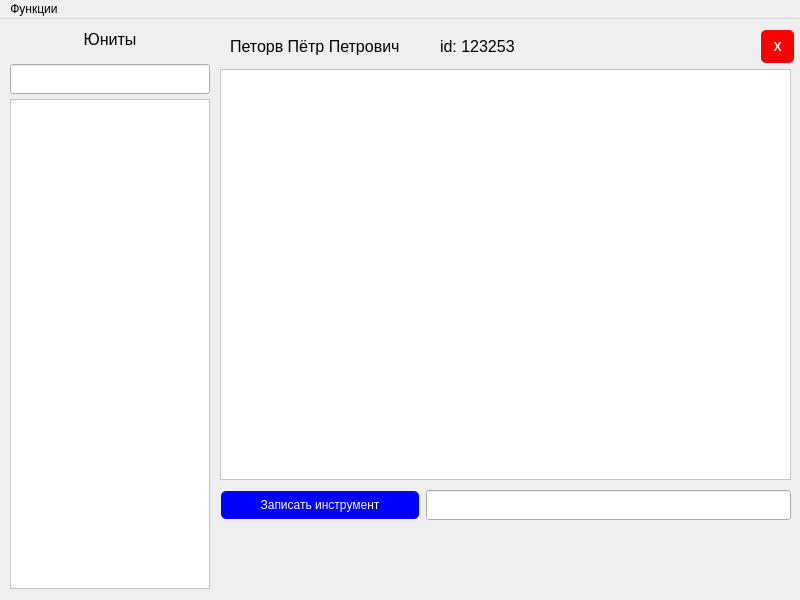
Old version of the form windowworkers.ui in the repository Georgiy-git/ToolBox.
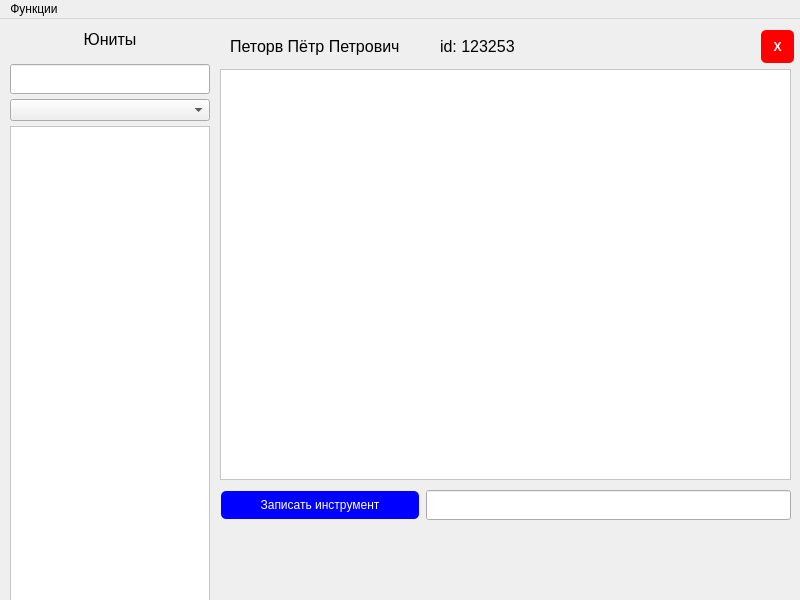
New version of the form.

```diff
--- a/windowworkers.ui
+++ b/windowworkers.ui
@@ -74,7 +74,7 @@
       <x>10</x>
       <y>0</y>
       <width>202</width>
-      <height>572</height>
+      <height>607</height>
      </rect>
     </property>
     <layout class="QVBoxLayout" name="verticalLayout">
@@ -133,6 +133,9 @@
        </property>
       </widget>
      </item>
+     <item>
+      <widget class="QComboBox" name="comboBox"/>
+     </item>
      <item>
       <widget class="QScrollArea" name="scrollArea">
        <property name="sizePolicy">
```
